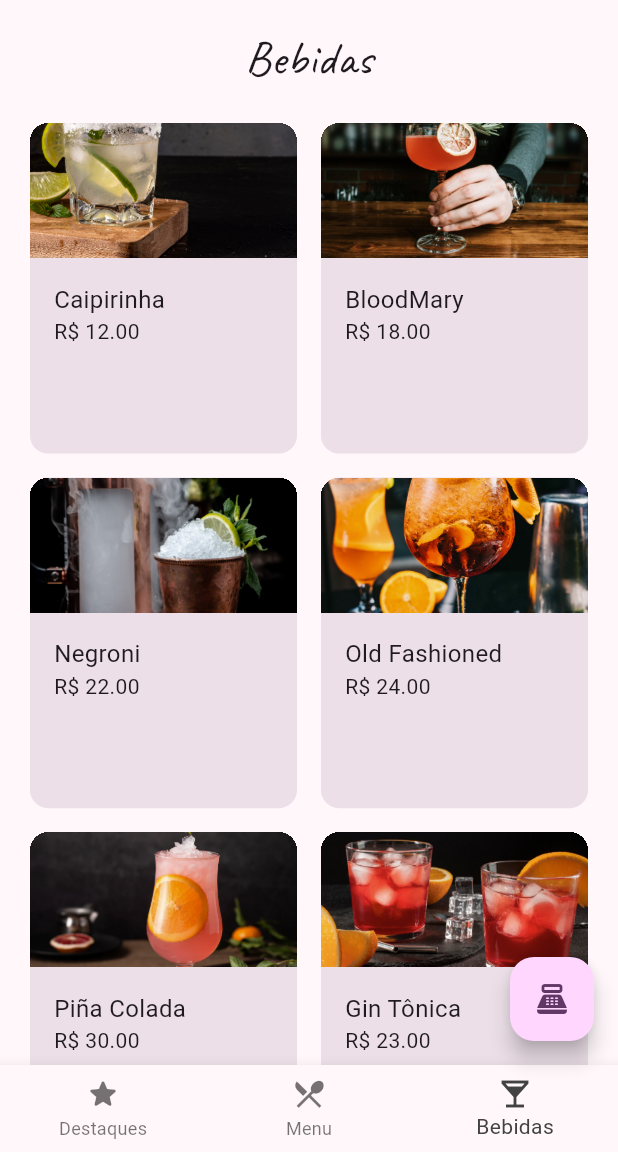
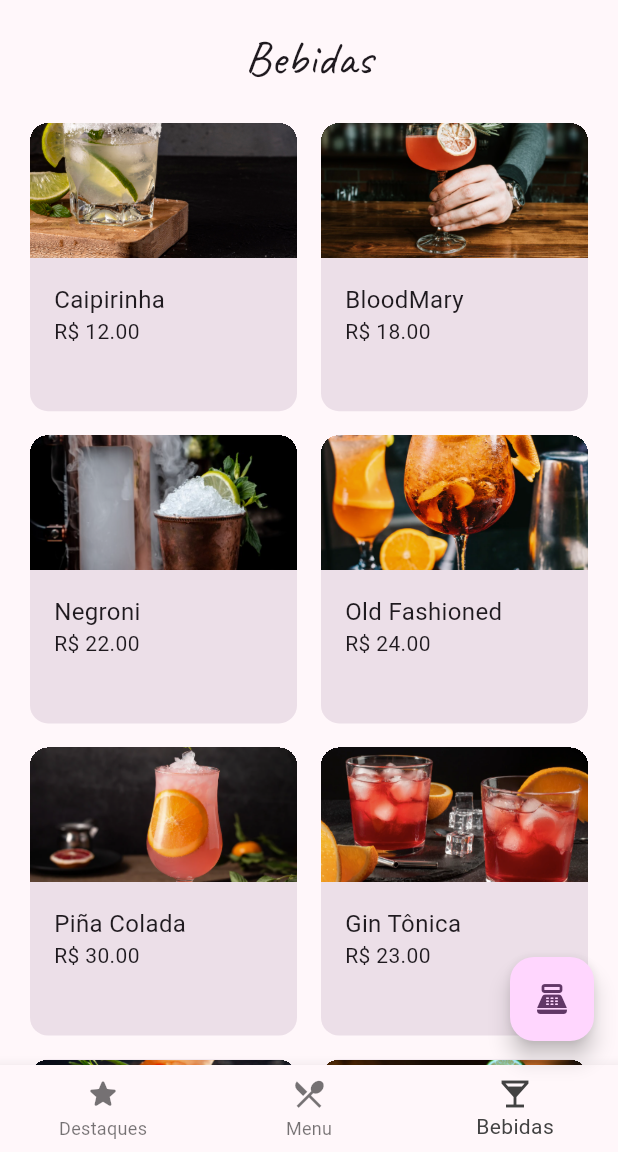
Before and after one commit to CaioReis29/ristorante-panucci, a Flutter app: the screen it shows after launch, item 3 of the bottom bar chosen, on a phone screen of 412 x 824 dp, the part 84-1236 px from its top. Run offline on Flutter 3.47's test engine with Material 2 defaults, Android fonts, the phone set to English and light mode, and no system bars.

Commit message:
implementing mediaquery orientation in <drink_menu> and <highlights>

```diff
--- a/lib/screens/drink_menu.dart
+++ b/lib/screens/drink_menu.dart
@@ -30,11 +30,11 @@ class DrinkMenu extends StatelessWidget {
                   itemTitle: drinkItems[index]["name"],
                   itemPrice: drinkItems[index]["price"]);
             }, childCount: drinkItems.length),
-            gridDelegate: const SliverGridDelegateWithFixedCrossAxisCount(
-              crossAxisCount: 2,
+            gridDelegate: SliverGridDelegateWithFixedCrossAxisCount(
+              crossAxisCount: MediaQuery.orientationOf(context) == Orientation.landscape ? 3 : 2,
               crossAxisSpacing: 8,
               mainAxisSpacing: 8,
-              childAspectRatio: 158/194,
+              childAspectRatio: MediaQuery.orientationOf(context) == Orientation.landscape ? 1.2 : 158/170,
             ),
           ),
         ],
```
Also changed, not shown: lib/screens/highlights.dart (+40 -3 lines).
